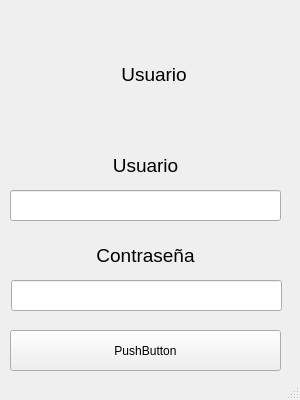
Old version of the form src/gui/MainWindow.ui in the repository Jorgemacias-12/AssistList.
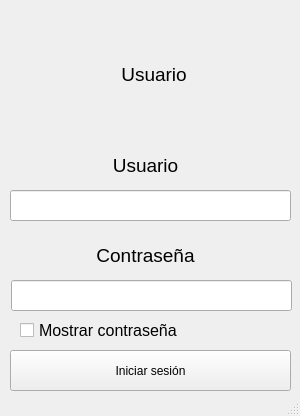
New version of the form.

Commit message:
Add: actualizar archivo ui
	He actualizado el archivo de la vista MainWindow.py

```diff
--- a/src/gui/MainWindow.ui
+++ b/src/gui/MainWindow.ui
@@ -7,7 +7,7 @@
     <x>0</x>
     <y>0</y>
     <width>300</width>
-    <height>400</height>
+    <height>416</height>
    </rect>
   </property>
   <property name="minimumSize">
@@ -16,12 +16,6 @@
     <height>400</height>
    </size>
   </property>
-  <property name="maximumSize">
-   <size>
-    <width>300</width>
-    <height>400</height>
-   </size>
-  </property>
   <property name="windowTitle">
    <string>MainWindow</string>
   </property>
@@ -67,7 +61,7 @@
      <rect>
       <x>10</x>
       <y>190</y>
-      <width>271</width>
+      <width>281</width>
       <height>31</height>
      </rect>
     </property>
@@ -98,7 +92,7 @@
      <rect>
       <x>11</x>
       <y>280</y>
-      <width>271</width>
+      <width>281</width>
       <height>31</height>
      </rect>
     </property>
@@ -110,13 +104,13 @@
     <property name="geometry">
      <rect>
       <x>10</x>
-      <y>330</y>
-      <width>271</width>
+      <y>350</y>
+      <width>281</width>
       <height>41</height>
      </rect>
     </property>
     <property name="text">
-     <string>PushButton</string>
+     <string>Iniciar sesión</string>
     </property>
    </widget>
    <widget class="QLabel" name="lbl_img_username">
@@ -143,6 +137,25 @@
      <set>Qt::AlignCenter</set>
     </property>
    </widget>
+   <widget class="QCheckBox" name="chb_password">
+    <property name="geometry">
+     <rect>
+      <x>20</x>
+      <y>320</y>
+      <width>161</width>
+      <height>21</height>
+     </rect>
+    </property>
+    <property name="font">
+     <font>
+      <family>Arial</family>
+      <pointsize>12</pointsize>
+     </font>
+    </property>
+    <property name="text">
+     <string>Mostrar contraseña</string>
+    </property>
+   </widget>
   </widget>
   <widget class="QStatusBar" name="statusbar"/>
  </widget>
```
